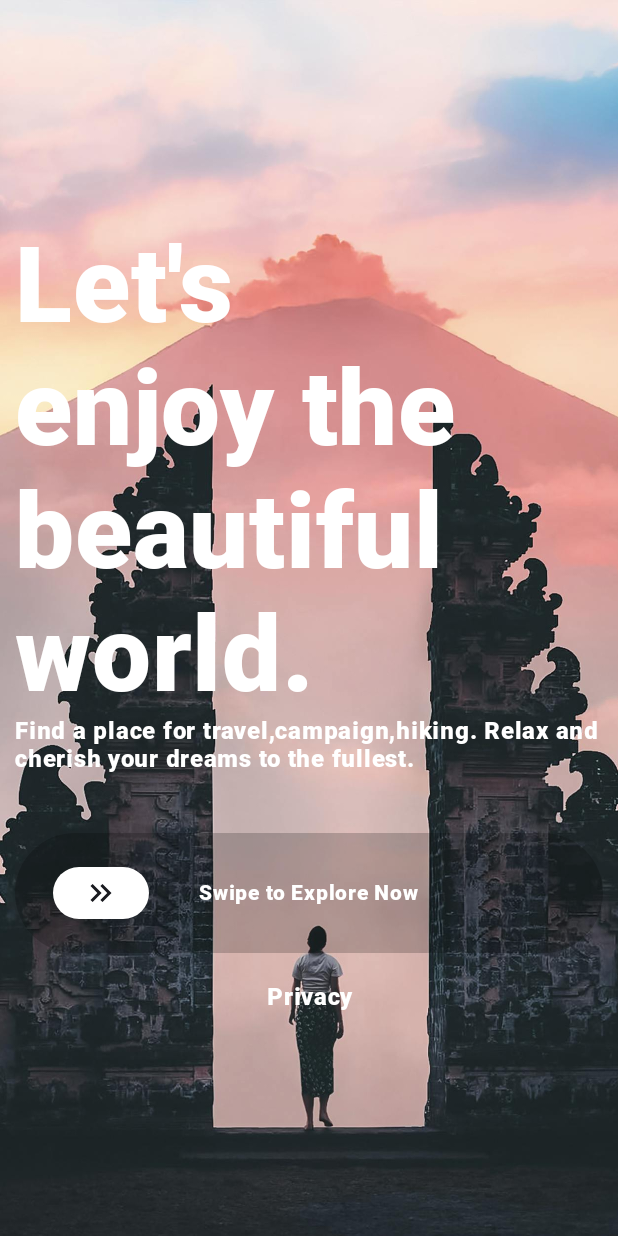
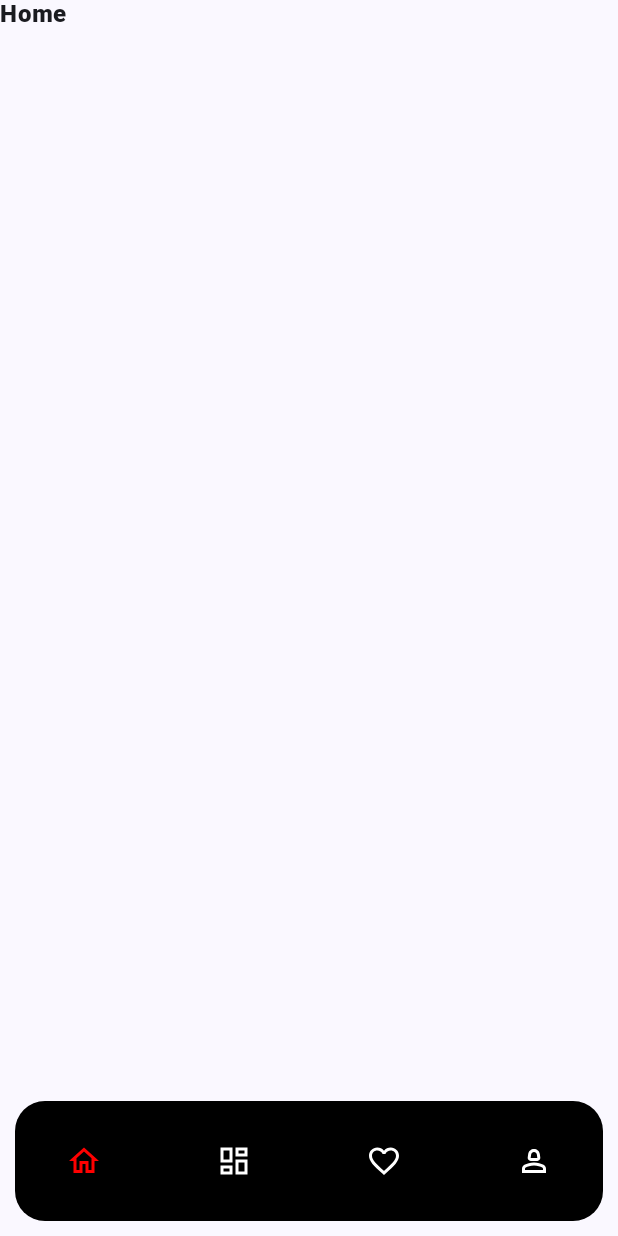
Before and after one commit to iamshaikhasif/travel_application_compose, an Android app built with Jetpack Compose: the screen it shows after launch (MainActivity), on a phone screen of 412 x 824 dp. Run offline under Robolectric (Android 15) with nearby library versions, the phone set to English and light mode, and no system bars.

Commit message:
bottom navigation

```diff
--- a/app/src/main/java/com/example/travelapplication/MainActivity.kt
+++ b/app/src/main/java/com/example/travelapplication/MainActivity.kt
@@ -7,10 +7,7 @@ import androidx.compose.foundation.layout.fillMaxSize
 import androidx.compose.material3.MaterialTheme
 import androidx.compose.material3.Surface
 import androidx.compose.ui.Modifier
-import androidx.navigation.compose.rememberNavController
-import com.example.travelapplication.routing.AppNavHost
 import com.example.travelapplication.ui.MainScreen
-import com.example.travelapplication.ui.explore_screen.ExploreScreen
 import com.example.travelapplication.ui.theme.TravelApplicationTheme
 
 class MainActivity : ComponentActivity() {
--- a/app/src/main/java/com/example/travelapplication/data/BottomItemModel.kt
+++ b/app/src/main/java/com/example/travelapplication/data/BottomItemModel.kt
@@ -16,16 +16,22 @@ sealed class BottomItemModel(
         icon = Icons.Outlined.Home
     )
 
+    data object Explore : BottomItemModel(
+        route = NavigationItem.Explore.route,
+        title = "Explore",
+        icon = Icons.Outlined.Dashboard
+    )
+
     data object Favourite : BottomItemModel(
         route = NavigationItem.Favorite.route,
         title = "Favorite",
-        icon = Icons.Outlined.Favorite
+        icon = Icons.Outlined.FavoriteBorder
     )
 
     data object Notification : BottomItemModel(
-        route = NavigationItem.Notification.route,
-        title = "Notification",
-        icon = Icons.Outlined.Notifications
+        route = NavigationItem.Profile.route,
+        title = "Profile",
+        icon = Icons.Outlined.Person2
     )
 
 }
--- a/app/src/main/java/com/example/travelapplication/routing/AppNavHost.kt
+++ b/app/src/main/java/com/example/travelapplication/routing/AppNavHost.kt
@@ -5,8 +5,9 @@ import androidx.compose.ui.Modifier
 import androidx.navigation.NavHostController
 import androidx.navigation.compose.NavHost
 import androidx.navigation.compose.composable
-import com.example.travelapplication.ui.explore_screen.ExploreScreen
+import com.example.travelapplication.ui.welcome_screen.WelcomeScreen
 import com.example.travelapplication.ui.home.DashboardScreen
+import com.example.travelapplication.ui.home.ExploreScreen
 import com.example.travelapplication.ui.home.FavScreen
 import com.example.travelapplication.ui.home.HomeScreen
 import com.example.travelapplication.ui.home.NotiScreen
@@ -16,15 +17,15 @@ import com.example.travelapplication.ui.home.NotiScreen
 fun AppNavHost(
     modifier: Modifier = Modifier,
     navController: NavHostController,
-    startDestination: String = NavigationItem.Explore.route,
+    startDestination: String = NavigationItem.Dashboard.route,
 ) {
     NavHost(
         modifier = modifier,
         navController = navController,
         startDestination = startDestination
     ) {
-        composable(NavigationItem.Explore.route) {
-            ExploreScreen(navController)
+        composable(NavigationItem.Welcome.route) {
+            WelcomeScreen(navController)
         }
         composable(NavigationItem.Dashboard.route) {
             DashboardScreen(navController)
@@ -49,8 +50,11 @@ fun BottomNavHost(
         composable(NavigationItem.Favorite.route) {
             FavScreen()
         }
-        composable(NavigationItem.Notification.route) {
+        composable(NavigationItem.Profile.route) {
             NotiScreen()
+        }
+        composable(NavigationItem.Explore.route) {
+            ExploreScreen()
         }
     }
 }
--- a/app/src/main/java/com/example/travelapplication/routing/Routing.kt
+++ b/app/src/main/java/com/example/travelapplication/routing/Routing.kt
@@ -6,7 +6,8 @@ enum class Screen {
     LOGIN,
     EXPLORE,
     FAVORITE,
-    NOTIFICATION,
+    PROFILE,
+    WELCOME,
 }
 
 sealed class NavigationItem(val route: String) {
@@ -15,5 +16,6 @@ sealed class NavigationItem(val route: String) {
     data object Login : NavigationItem(Screen.LOGIN.name)
     data object Explore : NavigationItem(Screen.EXPLORE.name)
     data object Favorite : NavigationItem(Screen.FAVORITE.name)
-    data object Notification : NavigationItem(Screen.NOTIFICATION.name)
+    data object Welcome : NavigationItem(Screen.WELCOME.name)
+    data object Profile : NavigationItem(Screen.PROFILE.name)
 }
--- a/app/src/main/java/com/example/travelapplication/ui/explore_screen/ExploreScreen.kt
+++ b/app/src/main/java/com/example/travelapplication/ui/explore_screen/ExploreScreen.kt
@@ -1,84 +1 @@
 package com.example.travelapplication.ui.explore_screen
-
-import android.util.Log
-import androidx.compose.foundation.Image
-import androidx.compose.foundation.layout.Box
-import androidx.compose.foundation.layout.Column
-import androidx.compose.foundation.layout.Spacer
-import androidx.compose.foundation.layout.fillMaxSize
-import androidx.compose.foundation.layout.fillMaxWidth
-import androidx.compose.foundation.layout.height
-import androidx.compose.foundation.layout.padding
-import androidx.compose.ui.Alignment
-import androidx.compose.ui.Modifier
-import androidx.compose.ui.graphics.Color
-import androidx.compose.ui.res.painterResource
-import androidx.compose.ui.unit.dp
-import androidx.compose.ui.unit.sp
-import com.example.travelapplication.R
-import androidx.compose.material3.*
-import androidx.compose.runtime.*
-import androidx.compose.ui.layout.ContentScale
-import androidx.compose.ui.text.style.TextAlign
-import androidx.navigation.NavHostController
-import com.example.travelapplication.routing.NavigationItem
-import com.example.travelapplication.ui.components.SwipeToContinue
-
-
-@Composable
-fun ExploreScreen(navController: NavHostController) {
-
-    Box(contentAlignment = Alignment.Center, modifier = Modifier.fillMaxSize()) {
-            Image(
-                painter = painterResource(id = R.drawable.splash_bg),
-                contentDescription = "bg image",
-                contentScale = ContentScale.Crop,
-                modifier = Modifier
-                    .fillMaxSize()
-                    .padding(0.dp),
-            )
-
-        Column(
-            modifier = Modifier.padding(10.dp)
-        ) {
-            Text(
-                text = "Let\'s",
-                color = Color.White,
-                style = MaterialTheme.typography.bodyLarge.copy(fontSize = 70.sp)
-            )
-            Text(
-                text = "enjoy the",
-                color = Color.White,
-                style = MaterialTheme.typography.bodyLarge.copy(fontSize = 70.sp)
-            )
-            Text(
-                text = "beautiful",
-                color = Color.White,
-                style = MaterialTheme.typography.bodyLarge.copy(fontSize = 70.sp)
-            )
-            Text(
-                text = "world.",
-                color = Color.White,
-                style = MaterialTheme.typography.bodyLarge.copy(fontSize = 70.sp)
-            )
-            Text(
-                text = "Find a place for travel,campaign,hiking. Relax and cherish your dreams to the fullest.",
-                color = Color.White,
-                fontSize = 16.sp,
-            )
-            Spacer(Modifier.height(40.dp))
-            SwipeToContinue() {
-                navController.navigate(NavigationItem.Dashboard.route)
-            }
-            Spacer(Modifier.height(20.dp))
-            Text(
-                text = "Privacy",
-                color = Color.White,
-                fontSize = 16.sp,
-                textAlign = TextAlign.Center,
-                modifier = Modifier
-                    .fillMaxWidth(),
-            )
-        }
-    }
-}
--- a/app/src/main/java/com/example/travelapplication/ui/home/BottomNav.kt
+++ b/app/src/main/java/com/example/travelapplication/ui/home/DashboardScreen.kt
@@ -3,6 +3,7 @@ package com.example.travelapplication.ui.home
 import android.util.Log
 import androidx.compose.foundation.layout.Box
 import androidx.compose.foundation.layout.padding
+import androidx.compose.foundation.shape.RoundedCornerShape
 import androidx.compose.material3.BottomAppBar
 import androidx.compose.material3.ExperimentalMaterial3Api
 import androidx.compose.material3.Icon
@@ -19,6 +20,7 @@ import androidx.compose.runtime.mutableFloatStateOf
 import androidx.compose.runtime.mutableStateOf
 import androidx.compose.runtime.remember
 import androidx.compose.ui.Modifier
+import androidx.compose.ui.draw.clip
 import androidx.compose.ui.graphics.Color
 import androidx.compose.ui.unit.dp
 import androidx.navigation.NavController
@@ -53,16 +55,16 @@ fun BottomItem(
     navController: NavHostController, modifier: Modifier = Modifier
 ) {
     val screens = listOf(
-        BottomItemModel.HomeScreen, BottomItemModel.Favourite, BottomItemModel.Notification
+        BottomItemModel.HomeScreen, BottomItemModel.Explore, BottomItemModel.Favourite, BottomItemModel.Notification
     )
 
-    NavigationBar(modifier = modifier, containerColor = Color.White) {
+    NavigationBar(modifier = modifier.padding(10.dp).clip(shape = RoundedCornerShape(20.dp)), containerColor = Color.Black) {
         val navBackStackEntry by navController.currentBackStackEntryAsState()
         val currentRoute = navBackStackEntry?.destination?.route
 
         screens.forEach { screen ->
             NavigationBarItem(
-                selected = currentRoute == screen.route,
+                selected = false,
                 onClick = {
                     try {
                         Log.d("route", screen.route)
@@ -81,7 +83,7 @@ fun BottomItem(
                     Icon(
                         imageVector = screen.icon,
                         contentDescription = "",
-                        tint = if (currentRoute == screen.route) Color.Red else Color.LightGray
+                        tint = if (currentRoute == screen.route) Color.Red else Color.White
                     )
                 },
                 colors = NavigationBarItemDefaults.colors(
--- a/app/src/main/java/com/example/travelapplication/ui/home/HomeScreen.kt
+++ b/app/src/main/java/com/example/travelapplication/ui/home/HomeScreen.kt
@@ -2,6 +2,7 @@ package com.example.travelapplication.ui.home
 
 import androidx.compose.material3.Text
 import androidx.compose.runtime.Composable
+import com.example.travelapplication.data.BottomItemModel
 
 @Composable
 fun HomeScreen() {
@@ -15,3 +16,7 @@ fun FavScreen() {
 fun NotiScreen() {
     Text(text = "Noti")
 }
+@Composable
+fun ExploreScreen() {
+    Text(text = "Exp")
+}
```
Also changed, not shown: app/src/main/java/com/example/travelapplication/ui/welcome_screen/WelcomeScreen.kt (added, +83 -0 lines).
